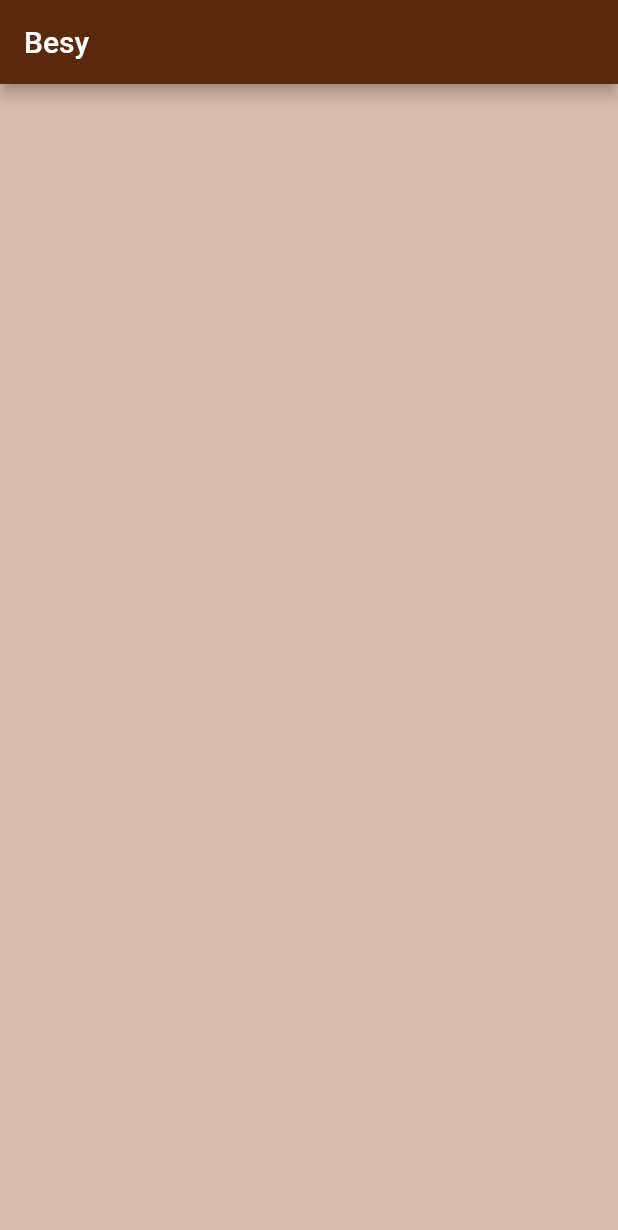
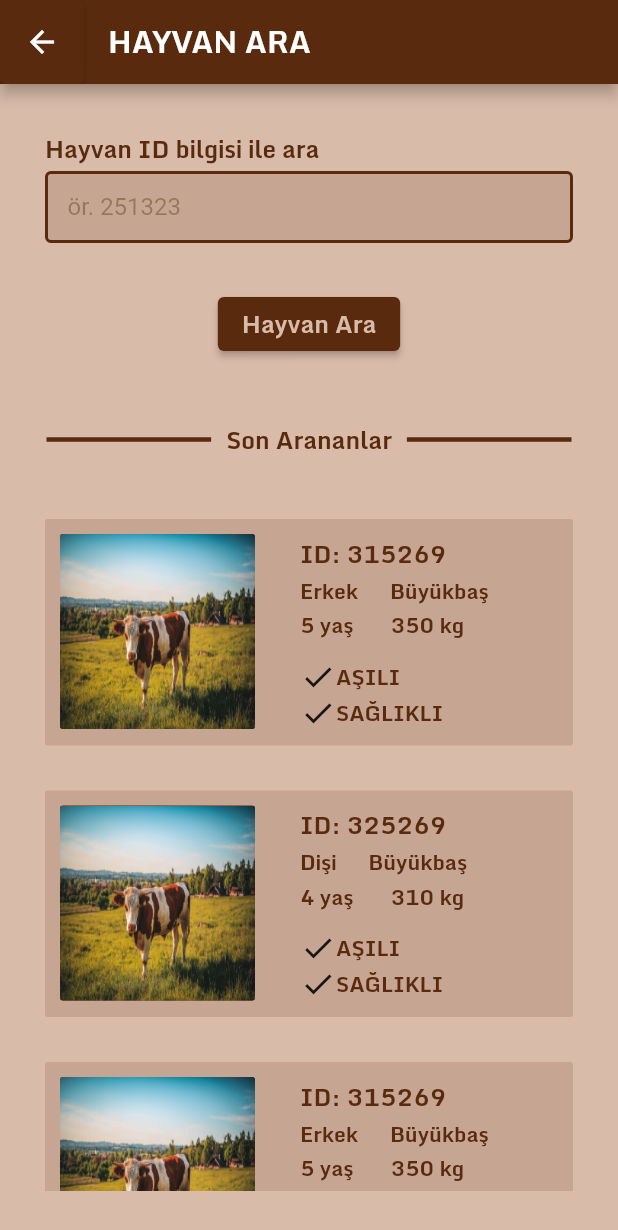
Before and after one commit to furkancvk/Besy_Mobile_App, a Flutter app: the screen it shows after launch, on a phone screen of 412 x 824 dp. Shown: the top 1230 px of the screen. Run offline on Flutter 3.47's test engine with Material 2 defaults, Android fonts, the phone set to English and light mode, and no system bars.

Commit message:
SearchingPage and AppCard added

```diff
--- a/lib/main.dart
+++ b/lib/main.dart
@@ -1,6 +1,6 @@
 
 import 'package:besy_mobile_app/Colors.dart';
-import 'package:besy_mobile_app/views/LoginPage.dart';
+import 'package:besy_mobile_app/views/SearchingPage.dart';
 import 'package:flutter/material.dart';
 
 
@@ -22,7 +22,7 @@ class MyApp extends StatelessWidget {
 
       ),
 
-      home:LoginPage()
+      home:SearchingPage()
     );
   }
 
--- a/lib/views/SearchingPage.dart
+++ b/lib/views/SearchingPage.dart
@@ -0,0 +1,111 @@
+import 'package:besy_mobile_app/Colors.dart';
+import 'package:besy_mobile_app/widgets/app_form.dart';
+import 'package:flutter/material.dart';
+import 'package:besy_mobile_app/widgets/app_cards.dart';
+
+
+class SearchingPage extends StatefulWidget {
+  const SearchingPage({Key? key}) : super(key: key);
+
+  @override
+  State<StatefulWidget> createState() => _SearchingPage();
+}
+
+class _SearchingPage extends State<SearchingPage> {
+  TextEditingController AnimalIdCheck = new TextEditingController();
+
+  @override
+  Widget build(BuildContext context) {
+    return SafeArea(
+        child: Scaffold(
+      appBar: AppBar(
+        title: Text(
+          "HAYVAN ARA",
+          style: TextStyle(fontFamily: "Monda"),
+        ),
+        leading: ElevatedButton(
+          onPressed: () {
+            print("fakin geyler,birsürü geyler men");
+          },
+          style: ButtonStyle(
+              backgroundColor: MaterialStateProperty.all(AppColors.darkBrown)),
+          child: Icon(Icons.arrow_back),
+        ),
+      ),
+      body: Padding(
+        padding: const EdgeInsets.all(30.0),
+        child: ListView(
+          children: [
+            AppForm.appTextFormField(
+                label: "Hayvan ID bilgisi ile ara",
+                hintText: "ör. 251323",
+                controller: AnimalIdCheck),
+            SizedBox(height: 30),
+            Center(
+              child: ElevatedButton(
+                  onPressed: () {},
+                  style: ButtonStyle(
+                      backgroundColor:
+                          MaterialStateProperty.all(AppColors.darkBrown)),
+                  child: Text("Hayvan Ara",
+                      style: TextStyle(
+                          fontFamily: "Monda",
+                          fontSize: 16,
+                          color: AppColors.cream))),
+            ),
+            SizedBox(height: 30),
+            Stack(
+              alignment: AlignmentDirectional.center,
+              children: [
+                Container(
+                    height: 3,
+                    width: 350,
+                    decoration: BoxDecoration(color: AppColors.darkBrown)),
+                Container(
+                  padding: EdgeInsets.all(10.0),
+                  decoration: BoxDecoration(color: AppColors.cream),
+                  child: Text("Son Arananlar",
+                      style: TextStyle(
+                          fontFamily: "Monda",
+                          fontSize: 16,
+                          color: AppColors.darkBrown)),
+                )
+              ],
+            ),
+            SizedBox(height: 30),
+            AppCards.animalCard(
+                ID: 315269,
+                age: 5,
+                kg: 350,
+                gender: "Erkek",
+                type: "Büyükbaş",
+                health: "SAĞLIKLI",
+                vaccine: "AŞILI",
+                image: "assets/images/pexels-tobi-457447.jpg"),
+            SizedBox(height: 30),
+            AppCards.animalCard(
+                ID: 325269,
+                age: 4,
+                kg: 310,
+                gender: "Dişi",
+                type: "Büyükbaş",
+                health: "SAĞLIKLI",
+                vaccine: "AŞILI",
+                image: "assets/images/pexels-tobi-457447.jpg"),
+            SizedBox(height: 30),
+            AppCards.animalCard(
+                ID: 315269,
+                age: 5,
+                kg: 350,
+                gender: "Erkek",
+                type: "Büyükbaş",
+                health: "SAĞLIKLI",
+                vaccine: "AŞILI",
+                image: "assets/images/pexels-tobi-457447.jpg")
+
+          ],
+        ),
+      ),
+    ));
+  }
+}
--- /dev/null
+++ b/lib/widgets/app_cards.dart
@@ -0,0 +1,114 @@
+import 'package:besy_mobile_app/Colors.dart';
+import 'package:flutter/material.dart';
+
+class AppCards {
+  static Widget animalCard({
+    required int ID,
+    required int age,
+    required int kg,
+    required String gender,
+    required String type,
+    required String health,
+    required String vaccine,
+    required String image,
+
+}) {
+    return Container(
+      decoration: BoxDecoration(
+          borderRadius: BorderRadius.all(Radius.circular(2)),
+          color: Color.fromRGBO(89, 42, 14, 0.15)),
+      child: Padding(
+        padding: const EdgeInsets.all(10.0),
+        child: Row(
+          crossAxisAlignment: CrossAxisAlignment.start,
+          children: [
+            Container(
+              decoration: BoxDecoration(
+                  image: DecorationImage(
+                      image: AssetImage(image),
+                      fit: BoxFit.fill),
+                  borderRadius: BorderRadius.all(Radius.circular(2)),
+                  color: AppColors.darkBrown),
+              width: 130,
+              height: 130,
+            ),
+            const SizedBox(width: 30),
+            Column(
+              crossAxisAlignment: CrossAxisAlignment.start,
+              children: [
+                Text(
+                  "ID: " + ID.toString() ,
+                  style: TextStyle(
+                      fontFamily: "Monda",
+                      fontSize: 16,
+                      color: AppColors.darkBrown),
+                ),
+                Row(
+                  children: [
+                    Text(
+                      gender,
+                      style: TextStyle(
+                          fontFamily: "Monda",
+                          fontSize: 14,
+                          color: AppColors.darkBrown),
+                    ),
+                    Text(
+                      "      "+ type,
+                      style: TextStyle(
+                          fontFamily: "Monda",
+                          fontSize: 14,
+                          color: AppColors.darkBrown),
+                    )
+                  ],
+                ),
+                Row(
+                  children: [
+                    Text(
+                      age.toString()+" yaş",
+                      style: TextStyle(
+                          fontFamily: "Monda",
+                          fontSize: 14,
+                          color: AppColors.darkBrown),
+                    ),
+                    Text(
+                      "       "+kg.toString()+" kg",
+                      style: TextStyle(
+                          fontFamily: "Monda",
+                          fontSize: 14,
+                          color: AppColors.darkBrown),
+                    )
+                  ],
+                ),
+                SizedBox(height: 11),
+                Row(
+                  children: [
+                    Icon(Icons.done),
+                    Text(
+                      vaccine,
+                      style: TextStyle(
+                          fontFamily: "Monda",
+                          fontSize: 14,
+                          color: AppColors.darkBrown),
+                    ),
+                  ],
+                ),
+                Row(
+                  children: [
+                    Icon(Icons.done),
+                    Text(
+                      health,
+                      style: TextStyle(
+                          fontFamily: "Monda",
+                          fontSize: 14,
+                          color: AppColors.darkBrown),
+                    ),
+                  ],
+                )
+              ],
+            ),
+          ],
+        ),
+      ),
+    );
+  }
+}
--- /dev/null
+++ b/lib/widgets/app_form.dart
@@ -0,0 +1,111 @@
+import 'package:flutter/material.dart';
+import '../colors.dart';
+
+class AppForm {
+  static Widget appTextFormField({
+    required String label,
+    required String hintText,
+    required TextEditingController controller,
+    bool isPassword = false,
+    bool isEmail = false,
+  }) {
+    return Column(
+      crossAxisAlignment: CrossAxisAlignment.start,
+      children: [
+        Text(
+          label,
+          style: const TextStyle(
+            fontFamily: "Monda",
+            fontSize: 16,
+            color: AppColors.darkBrown,
+          ),
+        ),
+        const SizedBox(height: 2),
+        TextFormField(
+          validator: (value) {
+            if (value == null || value.isEmpty) {
+              return label.toLowerCase() + " is required";
+            } else if (isEmail) {
+
+            } else if (isPassword) {
+
+            } else {
+              return null;
+            }
+            return null;
+          },
+          controller: controller,
+          keyboardType: isEmail ? TextInputType.emailAddress : TextInputType.text,
+          obscureText: isPassword,
+          decoration: InputDecoration(
+            filled: true,
+            fillColor: const Color.fromRGBO(89, 42, 14, 0.15),
+            enabledBorder: OutlineInputBorder(
+              borderSide: const BorderSide(
+                width: 2,
+                color: AppColors.darkBrown,
+              ),
+              borderRadius: BorderRadius.circular(4),
+            ),
+            focusedBorder: OutlineInputBorder(
+              borderSide: const BorderSide(
+                width: 2,
+                color: AppColors.darkBrown,
+              ),
+              borderRadius: BorderRadius.circular(4),
+            ),
+            errorBorder: OutlineInputBorder(
+              borderSide: const BorderSide(
+                width: 2,
+                color: Colors.red,
+              ),
+              borderRadius: BorderRadius.circular(8),
+            ),
+            focusedErrorBorder: OutlineInputBorder(
+              borderSide: const BorderSide(
+                width: 2,
+                color: Colors.red,
+              ),
+              borderRadius: BorderRadius.circular(8),
+            ),
+            errorStyle: const TextStyle(
+              fontWeight: FontWeight.w700,
+              fontSize: 13,
+              color: Colors.red,
+            ),
+            contentPadding: const EdgeInsets.only(left: 15),
+            hintText: hintText,
+            hintStyle: const TextStyle(
+              fontSize: 16,
+              color: Color.fromRGBO(89, 42, 14, 0.4),
+            ),
+          ),
+          style: const TextStyle(
+            fontSize: 16,
+            color: AppColors.darkBrown,
+          ),
+        ),
+      ],
+    );
+  }
+
+  static Widget appSearchField({
+    required String hint,
+    required TextEditingController controller,
+    required Function(String) onChanged,
+  }) {
+    return TextFormField(
+      onChanged: (value) => {onChanged(value)},
+      controller: controller,
+      decoration: InputDecoration(
+        enabledBorder: OutlineInputBorder(
+          borderSide:
+              BorderSide(color: ThemeData.dark().primaryColor, width: 2),
+        ),
+        border: const OutlineInputBorder(),
+        suffixIcon: const Icon(Icons.search_rounded),
+        hintText: hint,
+      ),
+    );
+  }
+}
--- a/pubspec.yaml
+++ b/pubspec.yaml
@@ -63,6 +63,8 @@ flutter:
   #   - images/a_dot_ham.jpeg
   assets:
     - assets/images/logo2.png
+    - assets/images/pexels-tobi-457447.jpg
+
 
   # An image asset can refer to one or more resolution-specific "variants", see
   # https://flutter.dev/assets-and-images/#resolution-aware.
@@ -92,7 +94,7 @@ flutter:
   fonts:
     - family: Monda
       fonts:
-        - asset: assets/fonts/Monda-Regular.ttf
+        - asset: assets/fonts/Monda-Bold.ttf
 
     - family: Mitr
       fonts:
```
Also changed, not shown: assets/fonts/Monda-Bold.ttf (added), assets/images/pexels-tobi-457447.jpg (added).
